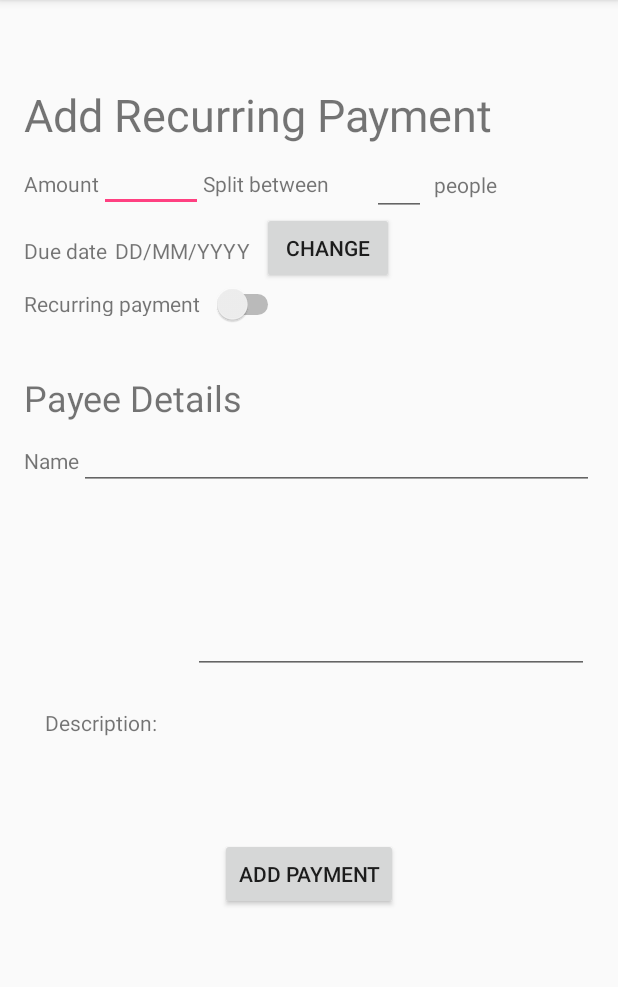
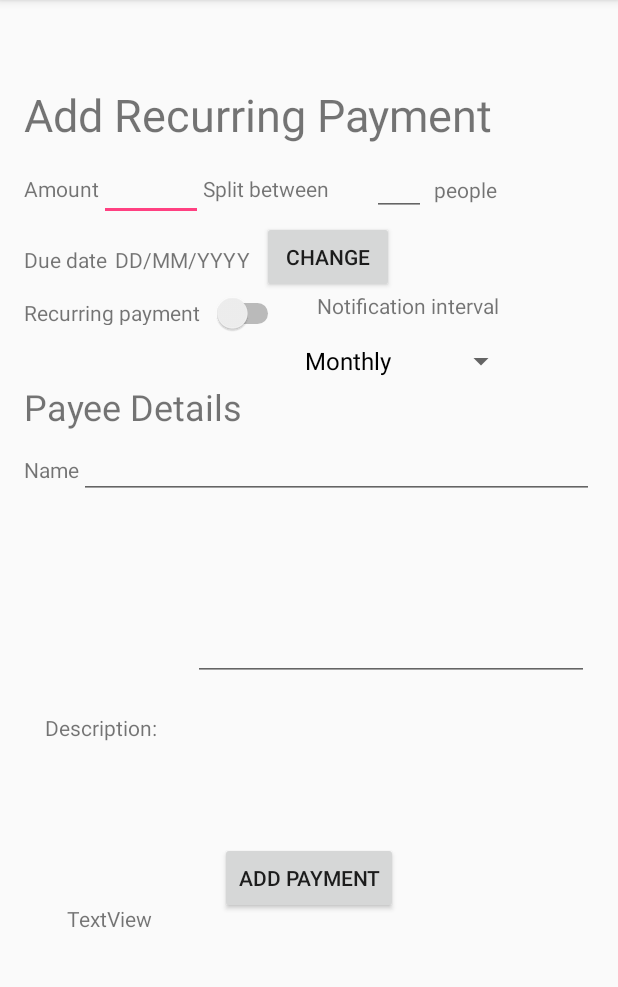
Before and after one commit to jakeshepherd/MoneyManager, an Android app: the RecurringPaymentActivity screen opened directly, with no data from a screen before it, on a phone screen of 412 x 824 dp, the part 84-1071 px from its top. Run offline under Robolectric (Android 15) with nearby library versions, the phone set to English and light mode, and no system bars.

Commit message:
think all the notifications should work now

```diff
--- a/app/src/main/java/com/example/jakeshepherd/moneymanager/AlertReceiver.java
+++ b/app/src/main/java/com/example/jakeshepherd/moneymanager/AlertReceiver.java
@@ -1,6 +1,5 @@
 package com.example.jakeshepherd.moneymanager;
 
-import android.app.Notification;
 import android.app.NotificationManager;
 import android.app.PendingIntent;
 import android.content.BroadcastReceiver;
@@ -11,11 +10,6 @@ import android.media.RingtoneManager;
 import android.support.v4.app.NotificationCompat;
 
 import java.util.concurrent.atomic.AtomicInteger;
-
-import static android.app.Notification.DEFAULT_LIGHTS;
-import static android.app.Notification.DEFAULT_SOUND;
-import static android.app.Notification.DEFAULT_VIBRATE;
-
 
 /**
  * Could potentially use a timestamp for notification ID
--- a/app/src/main/java/com/example/jakeshepherd/moneymanager/RecurringPaymentActivity.java
+++ b/app/src/main/java/com/example/jakeshepherd/moneymanager/RecurringPaymentActivity.java
@@ -16,9 +16,12 @@ import android.support.v4.app.NotificationCompat;
 import android.support.v7.app.AppCompatActivity;
 import android.os.Bundle;
 import android.view.View;
+import android.widget.AdapterView;
+import android.widget.ArrayAdapter;
 import android.widget.Button;
 import android.widget.CompoundButton;
 import android.widget.EditText;
+import android.widget.Spinner;
 import android.widget.Switch;
 import android.widget.TextView;
 import android.widget.Toast;
@@ -26,9 +29,11 @@ import android.widget.Toolbar;
 
 import java.text.ParseException;
 import java.text.SimpleDateFormat;
+import java.util.ArrayList;
 import java.util.Calendar;
 import java.util.Date;
 import java.util.GregorianCalendar;
+import java.util.List;
 import java.util.Locale;
 
 public class RecurringPaymentActivity extends AppCompatActivity {
@@ -43,12 +48,16 @@ public class RecurringPaymentActivity extends AppCompatActivity {
     private EditText payeeNameField;
     private EditText editDescription;
     private EditText editNumSplit;
+    private Spinner intervalSpinner;
 
     private BillController billController;
     private String dueDateToSetBill;
     NotificationCompat.Builder mBuilder;
     private static String CHANNEL_ID = "default";
     public boolean recurring = false;
+    String frequency;
+    String[] spinnerList = new String[4];
+
 
     @Override
     protected void onCreate(Bundle savedInstanceState) {
@@ -71,6 +80,7 @@ public class RecurringPaymentActivity extends AppCompatActivity {
         this.editDescription = findViewById(R.id.editDescription);
         this.editNumSplit = findViewById(R.id.editSplitNum);
         this.recurSwitch = findViewById(R.id.recurSwitch);
+        this.intervalSpinner = findViewById(R.id.spinnerInterval);
 
         addButtonListeners();
     }
@@ -78,6 +88,29 @@ public class RecurringPaymentActivity extends AppCompatActivity {
     private void addButtonListeners() {
         addPaymentButtonListener();
         addChangeDateButtonListener();
+        addDropDown();
+    }
+
+    private void addDropDown(){
+        spinnerList[0] = "Monthly";
+        spinnerList[1] = "Weekly";
+        spinnerList[2] = "Daily";
+        spinnerList[3] = "Yearly";
+
+        ArrayAdapter<String> arrayAdapter = new ArrayAdapter<>(this, android.R.layout.simple_spinner_dropdown_item, spinnerList);
+        intervalSpinner.setAdapter(arrayAdapter);
+
+        intervalSpinner.setOnItemSelectedListener(new AdapterView.OnItemSelectedListener() {
+            @Override
+            public void onItemSelected(AdapterView<?> adapterView, View view, int dropDownPosition, long l) {
+                frequency = spinnerList[dropDownPosition];
+            }
+
+            @Override
+            public void onNothingSelected(AdapterView<?> adapterView) {
+
+            }
+        });
     }
 
     /**
@@ -93,6 +126,8 @@ public class RecurringPaymentActivity extends AppCompatActivity {
         this.addPaymentButton.setOnClickListener(new View.OnClickListener() {
             @Override
             public void onClick(View view) {
+
+
                 float amount = Float.parseFloat(amountField.getText().toString());
                 String name = payeeNameField.getText().toString();
                 Date dueDate = null;
@@ -221,7 +256,7 @@ public class RecurringPaymentActivity extends AppCompatActivity {
         calendar.setTimeInMillis(System.currentTimeMillis());
         calendar.set(Calendar.DAY_OF_MONTH, day);
 
-        // i think months work like arrays in the calender, ie jan = 0
+        // months work like arrays (jan = 0)
         calendar.set(Calendar.MONTH, month-1);
         calendar.set(Calendar.YEAR, year);
 
@@ -235,17 +270,42 @@ public class RecurringPaymentActivity extends AppCompatActivity {
         /**
          * checks if the switch is on, if so it sets a recurring payment,
          * else set a one time alarm
+         * TODO -- check whether month etc timings work
          */
         if(recurSwitch.isChecked()){
             /**
-             * sends alarm on the day in the calender, then repeats that every month
+             * sends alarm on the day in the calender, then repeats
              */
-            String snackText = String.format("New recurring payment of £%s is due on %s. Payable to %s.", amount, endDate, name);
-            Snackbar.make(view, snackText, Snackbar.LENGTH_LONG).setAction("Action", null).show();
+            if(frequency.equals("Daily")){
+                String snackText = String.format("New daily payment of £%s is due on %s. Payable to %s.", amount, endDate, name);
+                Snackbar.make(view, snackText, Snackbar.LENGTH_LONG).setAction("Action", null).show();
 
-            // this should set the alarm to repeat once every month
-            //TODO -- give the user an option to decide how big the interval is
-            alarmManager.setInexactRepeating(AlarmManager.RTC_WAKEUP, calendar.getTimeInMillis(), AlarmManager.INTERVAL_DAY*(Calendar.DAY_OF_MONTH), pendingIntent);
+                alarmManager.setInexactRepeating(AlarmManager.RTC_WAKEUP, calendar.getTimeInMillis(),
+                        AlarmManager.INTERVAL_DAY, pendingIntent);
+            }else if(frequency.equals("Weekly")){
+                String snackText = String.format("New weekly payment of £%s is due on %s. Payable to %s.", amount, endDate, name);
+                Snackbar.make(view, snackText, Snackbar.LENGTH_LONG).setAction("Action", null).show();
+
+                alarmManager.setInexactRepeating(AlarmManager.RTC_WAKEUP, calendar.getTimeInMillis(),
+                        AlarmManager.INTERVAL_DAY*7, pendingIntent);
+            }
+            else if(frequency.equals("Monthly")){
+                String snackText = String.format("New monthly payment of £%s is due on %s. Payable to %s.", amount, endDate, name);
+                Snackbar.make(view, snackText, Snackbar.LENGTH_LONG).setAction("Action", null).show();
+
+                alarmManager.setInexactRepeating(AlarmManager.RTC_WAKEUP, calendar.getTimeInMillis(),
+                        AlarmManager.INTERVAL_DAY*calendar.getActualMaximum(Calendar.DAY_OF_MONTH), pendingIntent);
+            }else if(frequency.equals("Yearly")){
+                String snackText = String.format("New yearly payment of £%s is due on %s. Payable to %s.", amount, endDate, name);
+                Snackbar.make(view, snackText, Snackbar.LENGTH_LONG).setAction("Action", null).show();
+
+                alarmManager.setInexactRepeating(AlarmManager.RTC_WAKEUP, calendar.getTimeInMillis(),
+                        AlarmManager.INTERVAL_DAY*365, pendingIntent);
+            }else{
+                String snackText = String.format("Error");
+                Snackbar.make(view, snackText, Snackbar.LENGTH_LONG).setAction("Action", null).show();
+            }
+
         }else{
             /**
              * below can be un-commented to send a notifications as soon as payment is added
--- a/app/src/main/res/layout/activity_recurring_payment.xml
+++ b/app/src/main/res/layout/activity_recurring_payment.xml
@@ -219,4 +219,51 @@
         app:layout_constraintStart_toEndOf="@+id/textView11"
         app:layout_constraintTop_toBottomOf="@+id/PayeeNameField" />
 
+    <TextView
+        android:id="@+id/textView15"
+        android:layout_width="wrap_content"
+        android:layout_height="wrap_content"
+        android:layout_marginBottom="5dp"
+        android:layout_marginEnd="69dp"
+        android:layout_marginLeft="12dp"
+        android:layout_marginRight="69dp"
+        android:layout_marginStart="12dp"
+        android:layout_marginTop="2dp"
+        android:text="Notification interval"
+        app:layout_constraintBottom_toTopOf="@+id/spinnerInterval"
+        app:layout_constraintEnd_toEndOf="parent"
+        app:layout_constraintStart_toEndOf="@+id/recurSwitch"
+        app:layout_constraintTop_toBottomOf="@+id/ChangeDateButton" />
+
+    <Spinner
+        android:id="@+id/spinnerInterval"
+        android:layout_width="149dp"
+        android:layout_height="33dp"
+        android:layout_marginBottom="33dp"
+        android:layout_marginEnd="54dp"
+        android:layout_marginLeft="181dp"
+        android:layout_marginRight="54dp"
+        android:layout_marginStart="181dp"
+        android:layout_marginTop="5dp"
+        app:layout_constraintBottom_toTopOf="@+id/PayeeNameField"
+        app:layout_constraintEnd_toEndOf="parent"
+        app:layout_constraintStart_toStartOf="parent"
+        app:layout_constraintTop_toBottomOf="@+id/textView15" />
+
+    <TextView
+        android:id="@+id/test"
+        android:layout_width="wrap_content"
+        android:layout_height="wrap_content"
+        android:layout_marginBottom="84dp"
+        android:layout_marginEnd="296dp"
+        android:layout_marginLeft="30dp"
+        android:layout_marginRight="296dp"
+        android:layout_marginStart="30dp"
+        android:layout_marginTop="46dp"
+        android:text="TextView"
+        app:layout_constraintBottom_toBottomOf="parent"
+        app:layout_constraintEnd_toEndOf="parent"
+        app:layout_constraintStart_toStartOf="parent"
+        app:layout_constraintTop_toBottomOf="@+id/textView11" />
+
 </android.support.constraint.ConstraintLayout>
```
Also changed, not shown: app/src/main/res/values/strings.xml (+7 -0 lines).
